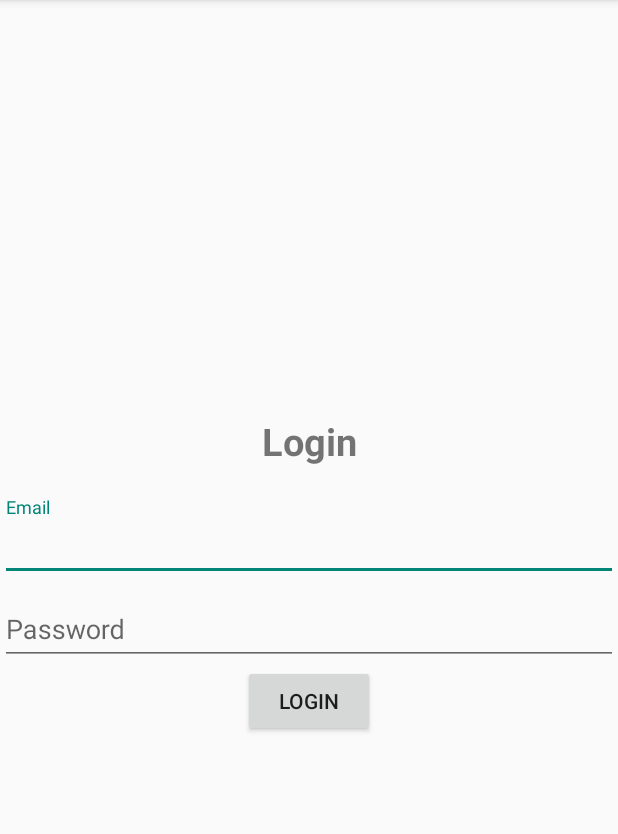
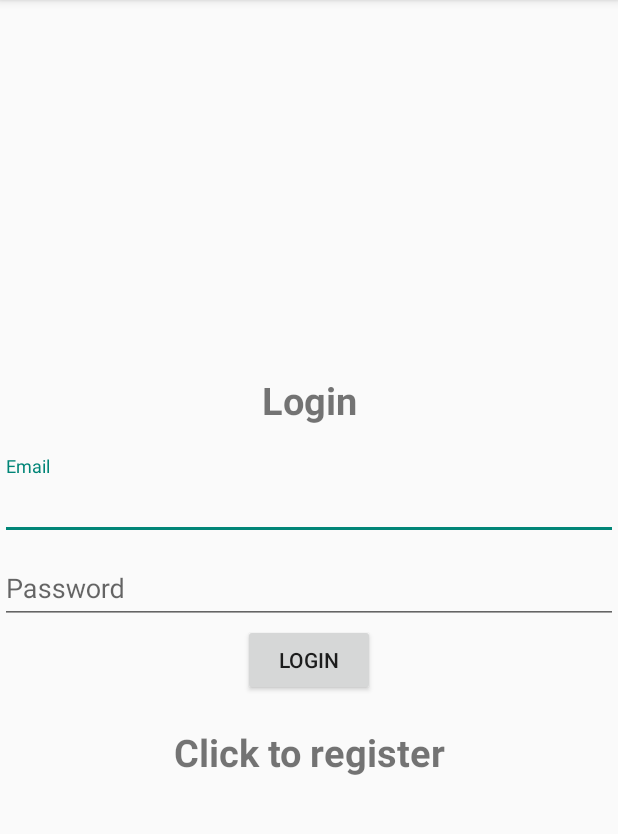
Before and after one commit to Rnbsov/Sunrise, an Android app: the screen it shows after launch (Login), on a phone screen of 412 x 824 dp, the part 84-918 px from its top. Run offline under Robolectric (Android 15) with nearby library versions, the phone set to English and light mode, and no system bars; our stand-ins replace Firebase (no records; nobody signed in at launch, a user with empty details on screens opened directly).

Commit message:
🍋 Make LoginActivity to link RegisterActivity

```diff
--- a/app/src/main/java/com/example/sunrise/Login.java
+++ b/app/src/main/java/com/example/sunrise/Login.java
@@ -59,6 +59,13 @@ public class Login extends AppCompatActivity {
         editTextEmail = findViewById(R.id.email);
         editTextPassword = findViewById(R.id.password);
         loginBtn = findViewById(R.id.login_btn);
+        registerScreen = findViewById(R.id.register_now);
+
+        registerScreen.setOnClickListener(v -> {
+            Intent intent = new Intent(getApplicationContext(), Register.class);
+            startActivity(intent);
+            finish();
+        });
 
         loginBtn.setOnClickListener(v -> {
             String email, password;
--- a/app/src/main/res/layout/activity_login.xml
+++ b/app/src/main/res/layout/activity_login.xml
@@ -48,4 +48,14 @@
         android:layout_height="wrap_content"
         android:text="@string/login" />
 
+    <TextView
+        android:id="@+id/register_now"
+        android:layout_width="match_parent"
+        android:layout_height="wrap_content"
+        android:layout_marginTop="20dp"
+        android:gravity="center"
+        android:text="@string/click_to_register"
+        android:textSize="25sp"
+        android:textStyle="bold" />
+
 </LinearLayout>
--- a/app/src/main/res/values/strings.xml
+++ b/app/src/main/res/values/strings.xml
@@ -16,4 +16,5 @@
     <string name="password">Password</string>
     <string name="register">Register</string>
     <string name="click_to_login">Click to Login</string>
+    <string name="click_to_register">Click to register</string>
 </resources>
```
